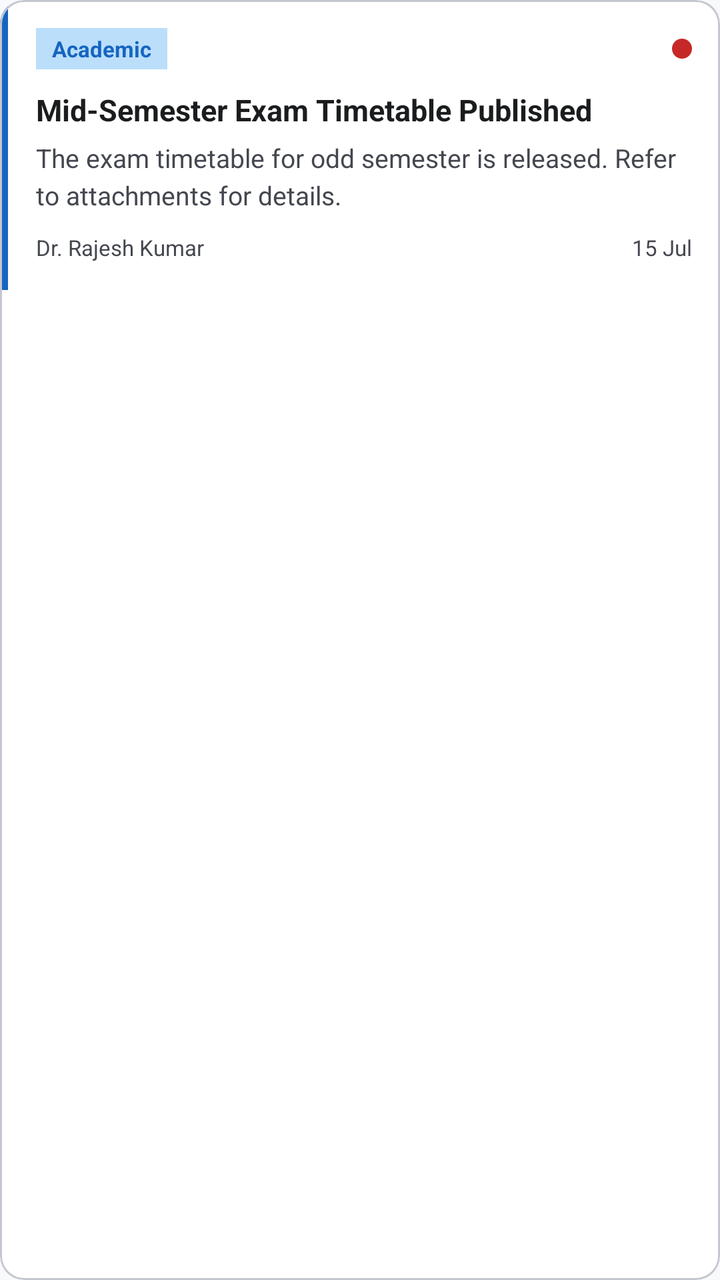
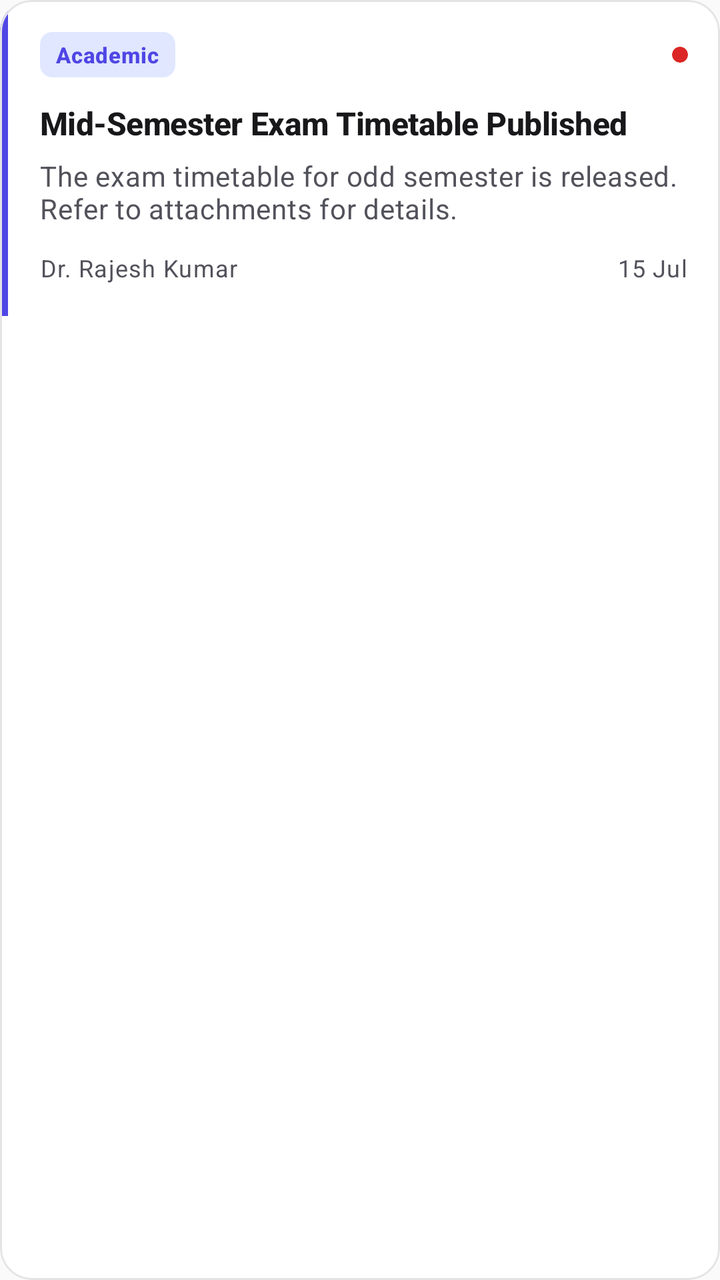

Two renders of the same Android screen: before a commit and after it. Below are the layout's source before the change and the commit's diff.
<!-- AndroidManifest.xml: application theme Theme.CSEHub -->
<!-- res/layout/item_notification.xml -->
<?xml version="1.0" encoding="utf-8"?>
<com.google.android.material.card.MaterialCardView
    xmlns:android="http://schemas.android.com/apk/res/android"
    xmlns:app="http://schemas.android.com/apk/res-auto"
    android:id="@+id/cardRoot"
    android:layout_width="match_parent"
    android:layout_height="wrap_content"
    android:layout_marginHorizontal="0dp"
    android:layout_marginBottom="10dp"
    app:cardCornerRadius="12dp"
    app:cardElevation="0dp"
    app:strokeWidth="1dp"
    app:strokeColor="?attr/colorOutlineVariant"
    app:cardBackgroundColor="?attr/colorSurface">

    <LinearLayout
        android:layout_width="match_parent"
        android:layout_height="wrap_content"
        android:orientation="horizontal">

        
        <View
            android:id="@+id/priorityStripe"
            android:layout_width="4dp"
            android:layout_height="match_parent"
            android:background="?attr/colorPrimary" />

        
        <LinearLayout
            android:layout_width="0dp"
            android:layout_height="wrap_content"
            android:layout_weight="1"
            android:orientation="vertical"
            android:padding="14dp">

            
            <LinearLayout
                android:layout_width="match_parent"
                android:layout_height="wrap_content"
                android:orientation="horizontal"
                android:gravity="center_vertical">

                
                <TextView
                    android:id="@+id/categoryText"
                    android:layout_width="wrap_content"
                    android:layout_height="wrap_content"
                    android:text="Academic"
                    android:textSize="11sp"
                    android:textStyle="bold"
                    android:textColor="?attr/colorPrimary"
                    android:background="?attr/colorPrimaryContainer"
                    android:paddingHorizontal="8dp"
                    android:paddingVertical="3dp"
                    app:cornerRadius="20dp" />

                
                <View
                    android:layout_width="0dp"
                    android:layout_height="1dp"
                    android:layout_weight="1" />

                
                <TextView
                    android:id="@+id/priorityText"
                    android:layout_width="wrap_content"
                    android:layout_height="wrap_content"
                    android:text="HIGH"
                    android:textSize="10sp"
                    android:textStyle="bold"
                    android:textColor="@color/priority_high"
                    android:paddingHorizontal="6dp"
                    android:paddingVertical="2dp"
                    android:layout_marginEnd="6dp"
                    android:visibility="gone" />

                
                <View
                    android:id="@+id/unreadDot"
                    android:layout_width="10dp"
                    android:layout_height="10dp"
                    android:background="@drawable/bg_unread_dot"
                    android:visibility="visible" />

            </LinearLayout>

            
            <TextView
                android:id="@+id/titleText"
                android:layout_width="match_parent"
                android:layout_height="wrap_content"
                android:layout_marginTop="10dp"
                android:text="Mid-Semester Exam Timetable Published"
                android:textSize="15sp"
                android:textStyle="bold"
                android:textColor="?attr/colorOnSurface"
                android:maxLines="2"
                android:ellipsize="end"
                android:lineSpacingMultiplier="1.1" />

            
            <TextView
                android:id="@+id/messagePreview"
                android:layout_width="match_parent"
                android:layout_height="wrap_content"
                android:layout_marginTop="5dp"
                android:text="The exam timetable for odd semester is released. Refer to attachments for details."
                android:textSize="13sp"
                android:textColor="?attr/colorOnSurfaceVariant"
                android:maxLines="2"
                android:ellipsize="end"
                android:lineSpacingMultiplier="1.2" />

            
            <LinearLayout
                android:layout_width="match_parent"
                android:layout_height="wrap_content"
                android:orientation="horizontal"
                android:layout_marginTop="10dp"
                android:gravity="center_vertical">

                <TextView
                    android:id="@+id/authorText"
                    android:layout_width="0dp"
                    android:layout_height="wrap_content"
                    android:layout_weight="1"
                    android:text="Dr. Rajesh Kumar"
                    android:textSize="11sp"
                    android:textColor="?attr/colorOnSurfaceVariant"
                    android:drawablePadding="4dp"
                    android:maxLines="1"
                    android:ellipsize="end" />

                <TextView
                    android:id="@+id/dateText"
                    android:layout_width="wrap_content"
                    android:layout_height="wrap_content"
                    android:text="15 Jul"
                    android:textSize="11sp"
                    android:textColor="?attr/colorOnSurfaceVariant" />

            </LinearLayout>

            
            <TextView
                android:id="@+id/attachmentIndicator"
                android:layout_width="wrap_content"
                android:layout_height="wrap_content"
                android:layout_marginTop="6dp"
                android:text="📎 Attachment"
                android:textSize="11sp"
                android:textColor="?attr/colorPrimary"
                android:visibility="gone" />

            
            <LinearLayout
                android:id="@+id/actionButtonsContainer"
                android:layout_width="match_parent"
                android:layout_height="wrap_content"
                android:orientation="horizontal"
                android:gravity="end"
                android:layout_marginTop="4dp"
                android:visibility="gone">

                <com.google.android.material.button.MaterialButton
                    android:id="@+id/editButton"
                    style="@style/Widget.Material3.Button.TextButton"
                    android:layout_width="wrap_content"
                    android:layout_height="36dp"
                    android:text="Edit"
                    android:textSize="12sp"
                    app:icon="@android:drawable/ic_menu_edit"
                    app:iconSize="16dp"
                    android:layout_marginEnd="4dp" />

                <com.google.android.material.button.MaterialButton
                    android:id="@+id/deleteButton"
                    style="@style/Widget.Material3.Button.TextButton"
                    android:layout_width="wrap_content"
                    android:layout_height="36dp"
                    android:text="Delete"
                    android:textSize="12sp"
                    android:textColor="?attr/colorError"
                    app:icon="@android:drawable/ic_menu_delete"
                    app:iconSize="16dp"
                    app:iconTint="?attr/colorError" />

            </LinearLayout>
        </LinearLayout>
    </LinearLayout>
</com.google.android.material.card.MaterialCardView>
<!-- resources referenced by this layout -->
<resources>
  <color name="priority_high">#E65100</color>
  <!-- drawable bg_unread_dot (drawable) -->
  <?xml version="1.0" encoding="utf-8"?>
  <shape xmlns:android="http://schemas.android.com/apk/res/android"
      android:shape="oval">
      <solid android:color="@color/unread_dot" />
      <size
          android:width="10dp"
          android:height="10dp" />
  </shape>
  <style name="Theme.CSEHub" parent="Theme.Material3.DayNight.NoActionBar">
  
          
          <item name="colorPrimary">@color/primary</item>
          <item name="colorOnPrimary">@color/on_primary</item>
          <item name="colorPrimaryContainer">@color/primary_container</item>
          <item name="colorOnPrimaryContainer">@color/on_primary_container</item>
  
          
          <item name="colorSecondary">@color/secondary</item>
          <item name="colorOnSecondary">@color/on_secondary</item>
          <item name="colorSecondaryContainer">@color/secondary_container</item>
          <item name="colorOnSecondaryContainer">@color/on_secondary_container</item>
  
          
          <item name="colorTertiary">@color/tertiary</item>
          <item name="colorTertiaryContainer">@color/tertiary_container</item>
          <item name="colorOnTertiary">@color/on_tertiary</item>
          <item name="colorOnTertiaryContainer">@color/on_tertiary_container</item>
  
          
          <item name="colorError">@color/error</item>
          <item name="colorErrorContainer">@color/error_container</item>
          <item name="colorOnError">@color/on_error</item>
  
          
          <item name="android:windowBackground">@color/background</item>
          <item name="android:colorBackground">@color/background</item>
          <item name="colorOnBackground">@color/on_background</item>
          <item name="colorSurface">@color/surface</item>
          <item name="colorSurfaceVariant">@color/surface_variant</item>
          <item name="colorOnSurface">@color/on_surface</item>
          <item name="colorOnSurfaceVariant">@color/on_surface_variant</item>
          <item name="colorOutline">@color/outline</item>
          <item name="colorOutlineVariant">@color/outline_variant</item>
  
          
          <item name="android:statusBarColor" tools:targetApi="21">?attr/colorPrimary</item>
          <item name="android:windowLightStatusBar" tools:targetApi="23">false</item>
  
          
          <item name="elevationOverlayEnabled">false</item>
  
          
          <item name="shapeAppearanceSmallComponent">@style/ShapeAppearance.CSEHub.Small</item>
          <item name="shapeAppearanceMediumComponent">@style/ShapeAppearance.CSEHub.Medium</item>
          <item name="shapeAppearanceLargeComponent">@style/ShapeAppearance.CSEHub.Large</item>
      </style>
  <color name="unread_dot">#C62828</color>
  <color name="primary">#1565C0</color>
  <color name="primary_container">#BBDEFB</color>
  <color name="on_primary_container">#0A1929</color>
  <color name="secondary">#00796B</color>
  <color name="secondary_container">#B2DFDB</color>
  <color name="on_secondary_container">#002319</color>
  <color name="tertiary">#E65100</color>
  <color name="tertiary_container">#FFE0B2</color>
  <color name="on_tertiary">#FFFFFF</color>
  <color name="on_tertiary_container">#3E1300</color>
  <color name="error">#B00020</color>
  <color name="error_container">#FDECEA</color>
  <color name="background">#F8F9FA</color>
  <color name="on_background">#1A1C1E</color>
  <color name="surface_variant">#EEF2F6</color>
  <color name="on_surface">#1A1C1E</color>
  <color name="on_surface_variant">#44474F</color>
  <color name="outline">#74777F</color>
  <color name="outline_variant">#C4C6D0</color>
  <!-- unchanged entries left out for length: 7 -->
</resources>

<!-- the commit's change to res/layout/item_notification.xml (unified diff, before → after) -->
@@ -5,13 +5,8 @@
     android:id="@+id/cardRoot"
     android:layout_width="match_parent"
     android:layout_height="wrap_content"
-    android:layout_marginHorizontal="0dp"
-    android:layout_marginBottom="10dp"
-    app:cardCornerRadius="12dp"
-    app:cardElevation="0dp"
-    app:strokeWidth="1dp"
-    app:strokeColor="?attr/colorOutlineVariant"
-    app:cardBackgroundColor="?attr/colorSurface">
+    android:layout_marginBottom="12dp"
+    style="@style/Widget.CSEHub.CardView">
 
     <LinearLayout
         android:layout_width="match_parent"
@@ -25,98 +20,93 @@
             android:layout_height="match_parent"
             android:background="?attr/colorPrimary" />
 
-        
         <LinearLayout
             android:layout_width="0dp"
             android:layout_height="wrap_content"
             android:layout_weight="1"
             android:orientation="vertical"
-            android:padding="14dp">
+            android:padding="16dp">
 
-            
             <LinearLayout
                 android:layout_width="match_parent"
                 android:layout_height="wrap_content"
                 android:orientation="horizontal"
                 android:gravity="center_vertical">
 
-                
-                <TextView
-                    android:id="@+id/categoryText"
+                <com.google.android.material.card.MaterialCardView
                     android:layout_width="wrap_content"
                     android:layout_height="wrap_content"
-                    android:text="Academic"
-                    android:textSize="11sp"
-                    android:textStyle="bold"
-                    android:textColor="?attr/colorPrimary"
-                    android:background="?attr/colorPrimaryContainer"
-                    android:paddingHorizontal="8dp"
-                    android:paddingVertical="3dp"
-                    app:cornerRadius="20dp" />
+                    app:cardBackgroundColor="?attr/colorPrimaryContainer"
+                    app:cardCornerRadius="6dp"
+                    app:cardElevation="0dp"
+                    app:strokeWidth="0dp">
+                    
+                    <TextView
+                        android:id="@+id/categoryText"
+                        android:layout_width="wrap_content"
+                        android:layout_height="wrap_content"
+                        android:text="Academic"
+                        android:textAppearance="@style/TextAppearance.CSEHub.LabelLarge"
+                        android:textSize="11sp"
+                        android:textColor="?attr/colorPrimary"
+                        android:paddingHorizontal="8dp"
+                        android:paddingVertical="4dp" />
+                </com.google.android.material.card.MaterialCardView>
 
-                
                 <View
                     android:layout_width="0dp"
                     android:layout_height="1dp"
                     android:layout_weight="1" />
 
-                
                 <TextView
                     android:id="@+id/priorityText"
                     android:layout_width="wrap_content"
                     android:layout_height="wrap_content"
                     android:text="HIGH"
+                    android:textAppearance="@style/TextAppearance.CSEHub.LabelLarge"
                     android:textSize="10sp"
-                    android:textStyle="bold"
-                    android:textColor="@color/priority_high"
+                    android:textColor="?attr/colorError"
                     android:paddingHorizontal="6dp"
-                    android:paddingVertical="2dp"
-                    android:layout_marginEnd="6dp"
+                    android:layout_marginEnd="8dp"
                     android:visibility="gone" />
 
                 
-                <View
+                <com.google.android.material.card.MaterialCardView
                     android:id="@+id/unreadDot"
-                    android:layout_width="10dp"
-                    android:layout_height="10dp"
-                    android:background="@drawable/bg_unread_dot"
+                    android:layout_width="8dp"
+                    android:layout_height="8dp"
+                    app:cardBackgroundColor="?attr/colorError"
+                    app:cardCornerRadius="4dp"
+                    app:cardElevation="0dp"
+                    app:strokeWidth="0dp"
                     android:visibility="visible" />
-
             </LinearLayout>
 
-            
             <TextView
                 android:id="@+id/titleText"
                 android:layout_width="match_parent"
                 android:layout_height="wrap_content"
-                android:layout_marginTop="10dp"
+                android:layout_marginTop="12dp"
                 android:text="Mid-Semester Exam Timetable Published"
-                android:textSize="15sp"
-                android:textStyle="bold"
-                android:textColor="?attr/colorOnSurface"
+                android:textAppearance="@style/TextAppearance.CSEHub.TitleMedium"
                 android:maxLines="2"
-                android:ellipsize="end"
-                android:lineSpacingMultiplier="1.1" />
+                android:ellipsize="end" />
 
-            
             <TextView
                 android:id="@+id/messagePreview"
                 android:layout_width="match_parent"
                 android:layout_height="wrap_content"
-                android:layout_marginTop="5dp"
+                android:layout_marginTop="6dp"
                 android:text="The exam timetable for odd semester is released. Refer to attachments for details."
-                android:textSize="13sp"
-                android:textColor="?attr/colorOnSurfaceVariant"
+                android:textAppearance="@style/TextAppearance.CSEHub.BodyMedium"
                 android:maxLines="2"
-                android:ellipsize="end"
-                android:lineSpacingMultiplier="1.2" />
+                android:ellipsize="end" />
 
-            
             <LinearLayout
                 android:layout_width="match_parent"
                 android:layout_height="wrap_content"
                 android:orientation="horizontal"
-                android:layout_marginTop="10dp"
+                android:layout_marginTop="12dp"
                 android:gravity="center_vertical">
 
                 <TextView
@@ -125,9 +115,7 @@
                     android:layout_height="wrap_content"
                     android:layout_weight="1"
                     android:text="Dr. Rajesh Kumar"
-                    android:textSize="11sp"
-                    android:textColor="?attr/colorOnSurfaceVariant"
-                    android:drawablePadding="4dp"
+                    android:textAppearance="@style/TextAppearance.CSEHub.BodySmall"
                     android:maxLines="1"
                     android:ellipsize="end" />
 
@@ -136,55 +124,49 @@
                     android:layout_width="wrap_content"
                     android:layout_height="wrap_content"
                     android:text="15 Jul"
-                    android:textSize="11sp"
-                    android:textColor="?attr/colorOnSurfaceVariant" />
-
+                    android:textAppearance="@style/TextAppearance.CSEHub.BodySmall" />
             </LinearLayout>
 
-            
             <TextView
                 android:id="@+id/attachmentIndicator"
                 android:layout_width="wrap_content"
                 android:layout_height="wrap_content"
-                android:layout_marginTop="6dp"
+                android:layout_marginTop="8dp"
                 android:text="📎 Attachment"
-                android:textSize="11sp"
+                android:textAppearance="@style/TextAppearance.CSEHub.LabelLarge"
+                android:textSize="12sp"
                 android:textColor="?attr/colorPrimary"
                 android:visibility="gone" />
 
-            
             <LinearLayout
                 android:id="@+id/actionButtonsContainer"
                 android:layout_width="match_parent"
                 android:layout_height="wrap_content"
                 android:orientation="horizontal"
                 android:gravity="end"
-                android:layout_marginTop="4dp"
+                android:layout_marginTop="12dp"
                 android:visibility="gone">
 
                 <com.google.android.material.button.MaterialButton
                     android:id="@+id/editButton"
                     style="@style/Widget.Material3.Button.TextButton"
                     android:layout_width="wrap_content"
-                    android:layout_height="36dp"
+                    android:layout_height="40dp"
                     android:text="Edit"
-                    android:textSize="12sp"
                     app:icon="@android:drawable/ic_menu_edit"
-                    app:iconSize="16dp"
-                    android:layout_marginEnd="4dp" />
+                    app:iconTint="?attr/colorOnSurfaceVariant"
+                    android:textColor="?attr/colorOnSurfaceVariant"
+                    android:layout_marginEnd="8dp" />
 
                 <com.google.android.material.button.MaterialButton
                     android:id="@+id/deleteButton"
                     style="@style/Widget.Material3.Button.TextButton"
                     android:layout_width="wrap_content"
-                    android:layout_height="36dp"
+                    android:layout_height="40dp"
                     android:text="Delete"
-                    android:textSize="12sp"
                     android:textColor="?attr/colorError"
                     app:icon="@android:drawable/ic_menu_delete"
-                    app:iconSize="16dp"
                     app:iconTint="?attr/colorError" />
-
             </LinearLayout>
         </LinearLayout>
     </LinearLayout>
<!-- resource entries referenced after the edit -->
@@ -1,15 +1,32 @@
 <!-- resources referenced by this layout -->
 <resources>
-  <color name="priority_high">#E65100</color>
-  <!-- drawable bg_unread_dot (drawable) -->
-  <?xml version="1.0" encoding="utf-8"?>
-  <shape xmlns:android="http://schemas.android.com/apk/res/android"
-      android:shape="oval">
-      <solid android:color="@color/unread_dot" />
-      <size
-          android:width="10dp"
-          android:height="10dp" />
-  </shape>
+  <style name="TextAppearance.CSEHub.BodyMedium" parent="TextAppearance.Material3.BodyMedium">
+          <item name="android:textColor">?attr/colorOnSurfaceVariant</item>
+          <item name="android:fontFamily">@font/inter</item>
+      </style>
+  <style name="TextAppearance.CSEHub.BodySmall" parent="TextAppearance.Material3.BodySmall">
+          <item name="android:textColor">?attr/colorOnSurfaceVariant</item>
+          <item name="android:fontFamily">@font/inter</item>
+      </style>
+  <style name="TextAppearance.CSEHub.LabelLarge" parent="TextAppearance.Material3.LabelLarge">
+          <item name="android:textColor">?attr/colorOnSurfaceVariant</item>
+          <item name="android:textStyle">bold</item>
+          <item name="android:fontFamily">@font/inter</item>
+          <item name="android:letterSpacing">0.02</item>
+      </style>
+  <style name="TextAppearance.CSEHub.TitleMedium" parent="TextAppearance.Material3.TitleMedium">
+          <item name="android:textColor">?attr/colorOnSurface</item>
+          <item name="android:textStyle">bold</item>
+          <item name="android:fontFamily">@font/inter</item>
+          <item name="android:letterSpacing">-0.01</item>
+      </style>
+  <style name="Widget.CSEHub.CardView" parent="Widget.Material3.CardView.Elevated">
+          <item name="cardElevation">0dp</item>
+          <item name="strokeWidth">1dp</item>
+          <item name="strokeColor">@color/outline_variant</item>
+          <item name="cardBackgroundColor">@color/surface</item>
+          <item name="shapeAppearance">@style/ShapeAppearance.CSEHub.Large</item>
+      </style>
   <style name="Theme.CSEHub" parent="Theme.Material3.DayNight.NoActionBar">
   
           
@@ -18,22 +35,21 @@
           <item name="colorPrimaryContainer">@color/primary_container</item>
           <item name="colorOnPrimaryContainer">@color/on_primary_container</item>
   
-          
           <item name="colorSecondary">@color/secondary</item>
           <item name="colorOnSecondary">@color/on_secondary</item>
           <item name="colorSecondaryContainer">@color/secondary_container</item>
           <item name="colorOnSecondaryContainer">@color/on_secondary_container</item>
   
-          
-          <item name="colorTertiary">@color/tertiary</item>
-          <item name="colorTertiaryContainer">@color/tertiary_container</item>
-          <item name="colorOnTertiary">@color/on_tertiary</item>
-          <item name="colorOnTertiaryContainer">@color/on_tertiary_container</item>
+          <item name="colorTertiary">@color/accent</item>
+          <item name="colorTertiaryContainer">@color/warning_container</item>
+          <item name="colorOnTertiary">@color/on_accent</item>
+          <item name="colorOnTertiaryContainer">@color/on_warning_container</item>
   
           
           <item name="colorError">@color/error</item>
           <item name="colorErrorContainer">@color/error_container</item>
           <item name="colorOnError">@color/on_error</item>
+          <item name="colorOnErrorContainer">@color/on_error_container</item>
   
           
           <item name="android:windowBackground">@color/background</item>
@@ -47,37 +63,66 @@
           <item name="colorOutlineVariant">@color/outline_variant</item>
   
           
-          <item name="android:statusBarColor" tools:targetApi="21">?attr/colorPrimary</item>
-          <item name="android:windowLightStatusBar" tools:targetApi="23">false</item>
+          <item name="android:statusBarColor" tools:targetApi="21">@color/background</item>
+          <item name="android:windowLightStatusBar" tools:targetApi="23">true</item>
+          
+          <item name="android:navigationBarColor" tools:targetApi="21">@color/background</item>
+          <item name="android:windowLightNavigationBar" tools:targetApi="27">true</item>
   
           
           <item name="elevationOverlayEnabled">false</item>
+          <item name="materialCardViewStyle">@style/Widget.CSEHub.CardView</item>
   
           
           <item name="shapeAppearanceSmallComponent">@style/ShapeAppearance.CSEHub.Small</item>
           <item name="shapeAppearanceMediumComponent">@style/ShapeAppearance.CSEHub.Medium</item>
           <item name="shapeAppearanceLargeComponent">@style/ShapeAppearance.CSEHub.Large</item>
+          
+          
+          <item name="textAppearanceTitleLarge">@style/TextAppearance.CSEHub.TitleLarge</item>
+          <item name="textAppearanceTitleMedium">@style/TextAppearance.CSEHub.TitleMedium</item>
+          <item name="textAppearanceTitleSmall">@style/TextAppearance.CSEHub.TitleSmall</item>
+          <item name="textAppearanceBodyLarge">@style/TextAppearance.CSEHub.BodyLarge</item>
+          <item name="textAppearanceBodyMedium">@style/TextAppearance.CSEHub.BodyMedium</item>
+          <item name="textAppearanceBodySmall">@style/TextAppearance.CSEHub.BodySmall</item>
+          <item name="textAppearanceLabelLarge">@style/TextAppearance.CSEHub.LabelLarge</item>
+  
       </style>
-  <color name="unread_dot">#C62828</color>
-  <color name="primary">#1565C0</color>
-  <color name="primary_container">#BBDEFB</color>
-  <color name="on_primary_container">#0A1929</color>
-  <color name="secondary">#00796B</color>
-  <color name="secondary_container">#B2DFDB</color>
-  <color name="on_secondary_container">#002319</color>
-  <color name="tertiary">#E65100</color>
-  <color name="tertiary_container">#FFE0B2</color>
-  <color name="on_tertiary">#FFFFFF</color>
-  <color name="on_tertiary_container">#3E1300</color>
-  <color name="error">#B00020</color>
-  <color name="error_container">#FDECEA</color>
-  <color name="background">#F8F9FA</color>
-  <color name="on_background">#1A1C1E</color>
-  <color name="surface_variant">#EEF2F6</color>
-  <color name="on_surface">#1A1C1E</color>
-  <color name="on_surface_variant">#44474F</color>
-  <color name="outline">#74777F</color>
-  <color name="outline_variant">#C4C6D0</color>
+  <color name="primary">#4F46E5</color>
+  <color name="primary_container">#E0E7FF</color>
+  <color name="on_primary_container">#312E81</color>
+  <color name="secondary">#0D9488</color>
+  <color name="secondary_container">#CCFBF1</color>
+  <color name="on_secondary_container">#115E59</color>
+  <color name="accent">#F59E0B</color>
+  <color name="warning_container">#FEF3C7</color>
+  <color name="on_accent">#FFFFFF</color>
+  <color name="on_warning_container">#78350F</color>
+  <color name="error">#DC2626</color>
+  <color name="error_container">#FEE2E2</color>
+  <color name="on_error_container">#7F1D1D</color>
+  <color name="background">#FAFAFA</color>
+  <color name="on_background">#09090B</color>
+  <color name="surface_variant">#F4F4F5</color>
+  <color name="on_surface">#18181B</color>
+  <color name="on_surface_variant">#52525B</color>
+  <color name="outline">#D4D4D8</color>
+  <style name="TextAppearance.CSEHub.TitleLarge" parent="TextAppearance.Material3.TitleLarge">
+          <item name="android:textColor">?attr/colorOnSurface</item>
+          <item name="android:textStyle">bold</item>
+          <item name="android:fontFamily">@font/inter</item>
+          <item name="android:letterSpacing">-0.02</item>
+      </style>
+  <style name="TextAppearance.CSEHub.TitleSmall" parent="TextAppearance.Material3.TitleSmall">
+          <item name="android:textColor">?attr/colorOnSurface</item>
+          <item name="android:textStyle">bold</item>
+          <item name="android:fontFamily">@font/inter</item>
+      </style>
+  <style name="TextAppearance.CSEHub.BodyLarge" parent="TextAppearance.Material3.BodyLarge">
+          <item name="android:textColor">?attr/colorOnSurfaceVariant</item>
+          <item name="android:fontFamily">@font/inter</item>
+      </style>
+  <color name="outline_variant">#E4E4E7</color>
   <!-- unchanged entries left out for length: 7 -->
 </resources>
 
